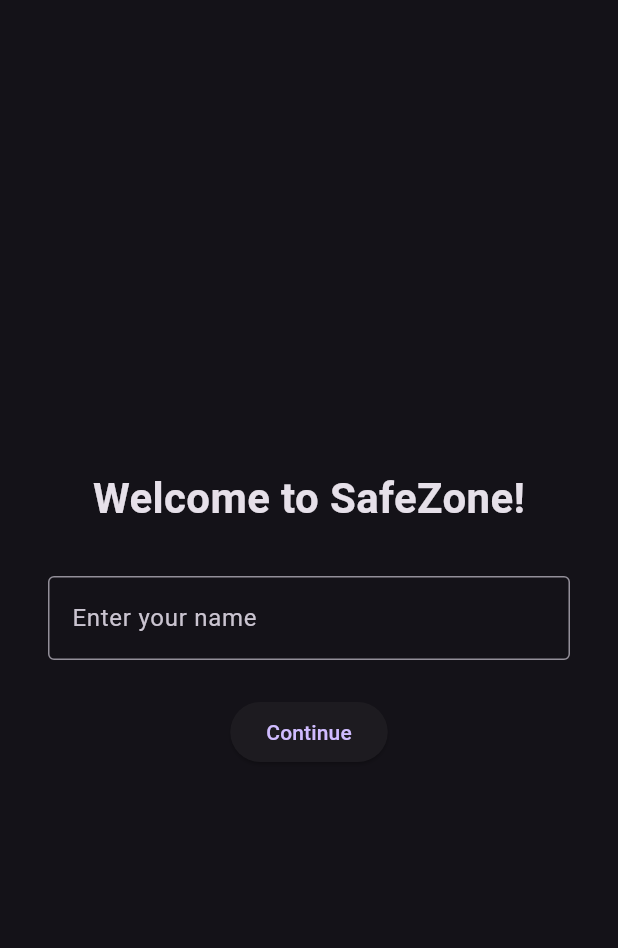
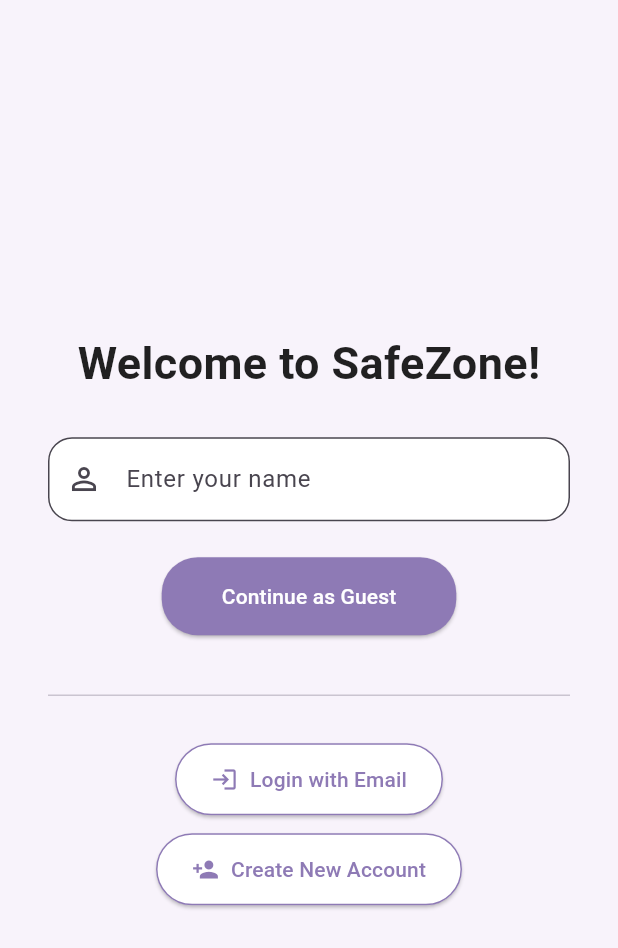
Before and after one commit to edaaydemir/SafeZoneApp, a Flutter app: the screen it shows after launch, on a phone screen of 412 x 824 dp. Shown: the top 948 px of the screen. Run offline on Flutter 3.47's test engine with Material 3 defaults, Android fonts, the phone set to English and light mode, and no system bars; our stand-ins replace firebase_auth, firebase_core, flutter_map, geolocator, latlong2; accounts and stored records are empty.

Commit message:
modernize welcome UI, refine auth flow with displayName support and clean navigation

```diff
--- a/lib/main.dart
+++ b/lib/main.dart
@@ -1,20 +1,32 @@
 import 'package:flutter/material.dart';
-import 'screens/welcome_screen.dart';
+import 'package:firebase_core/firebase_core.dart';
+import 'package:safe_zone/screens/welcome_screen.dart';
 
-void main() {
-  runApp(const SafeZoneApp());
+void main() async {
+  WidgetsFlutterBinding.ensureInitialized();
+  await Firebase.initializeApp(
+    options: const FirebaseOptions(
+      apiKey: "AIzaSyAlbpIQiJsXy2IuNmD9DLOJMuii0U_g058",
+      authDomain: "safezone-project-4161e.firebaseapp.com",
+      projectId: "safezone-project-4161e",
+      storageBucket: "safezone-project-4161e.firebasestorage.app",
+      messagingSenderId: "469104182264",
+      appId: "1:469104182264:web:aa096f8d6013aa5161cc0d",
+      measurementId: "G-7KZ5L10WNM",
+    ),
+  );
+  runApp(const MyApp());
 }
 
-class SafeZoneApp extends StatelessWidget {
-  const SafeZoneApp({super.key});
+class MyApp extends StatelessWidget {
+  const MyApp({super.key});
 
   @override
   Widget build(BuildContext context) {
-    return MaterialApp(
+    return const MaterialApp(
       title: 'SafeZone',
       debugShowCheckedModeBanner: false,
-      theme: ThemeData.dark(),
-      home: const WelcomeScreen(),
+      home: WelcomeScreen(),
     );
   }
 }
--- a/lib/screens/welcome_screen.dart
+++ b/lib/screens/welcome_screen.dart
@@ -1,5 +1,7 @@
 import 'package:flutter/material.dart';
 import 'home_screen.dart';
+import 'login_screen.dart';
+import 'signup_screen.dart';
 
 class WelcomeScreen extends StatefulWidget {
   const WelcomeScreen({super.key});
@@ -29,30 +31,112 @@ class _WelcomeScreenState extends State<WelcomeScreen> {
 
   @override
   Widget build(BuildContext context) {
+    final primaryColor = const Color(0xFF8E7AB5); // soft mor
+    final backgroundColor = const Color(0xFFF8F3FB); // lavanta beyazı
+
     return Scaffold(
-      body: Padding(
+      backgroundColor: backgroundColor,
+      body: Center(
+        child: SingleChildScrollView(
+          child: Padding(
             padding: const EdgeInsets.all(32.0),
             child: Column(
               mainAxisAlignment: MainAxisAlignment.center,
               children: [
                 const Text(
                   'Welcome to SafeZone!',
-              style: TextStyle(fontSize: 28, fontWeight: FontWeight.bold),
+                  style: TextStyle(
+                    fontSize: 30,
+                    fontWeight: FontWeight.w600,
+                    color: Colors.black87,
                   ),
-            const SizedBox(height: 32),
+                ),
+                const SizedBox(height: 28),
                 TextField(
                   controller: _nameController,
-              decoration: const InputDecoration(
-                border: OutlineInputBorder(),
+                  decoration: InputDecoration(
                     labelText: 'Enter your name',
+                    filled: true,
+                    fillColor: Colors.white,
+                    prefixIcon: const Icon(Icons.person_outline),
+                    border: OutlineInputBorder(
+                      borderRadius: BorderRadius.circular(16),
+                    ),
+                    focusedBorder: OutlineInputBorder(
+                      borderRadius: BorderRadius.circular(16),
+                      borderSide: BorderSide(color: primaryColor),
+                    ),
                   ),
                 ),
                 const SizedBox(height: 24),
                 ElevatedButton(
                   onPressed: _goToHome,
-              child: const Text('Continue'),
+                  style: ElevatedButton.styleFrom(
+                    backgroundColor: primaryColor,
+                    foregroundColor: Colors.white,
+                    padding: const EdgeInsets.symmetric(
+                      horizontal: 40,
+                      vertical: 16,
+                    ),
+                    shape: RoundedRectangleBorder(
+                      borderRadius: BorderRadius.circular(24),
+                    ),
+                  ),
+                  child: const Text("Continue as Guest"),
+                ),
+                const SizedBox(height: 32),
+                const Divider(thickness: 1),
+                const SizedBox(height: 24),
+                ElevatedButton.icon(
+                  onPressed: () {
+                    Navigator.push(
+                      context,
+                      MaterialPageRoute(builder: (_) => const LoginScreen()),
+                    );
+                  },
+                  style: ElevatedButton.styleFrom(
+                    backgroundColor: Colors.white,
+                    foregroundColor: primaryColor,
+                    padding: const EdgeInsets.symmetric(
+                      horizontal: 24,
+                      vertical: 14,
+                    ),
+                    elevation: 1,
+                    shape: RoundedRectangleBorder(
+                      borderRadius: BorderRadius.circular(24),
+                      side: BorderSide(color: primaryColor),
+                    ),
+                  ),
+                  icon: const Icon(Icons.login),
+                  label: const Text("Login with Email"),
+                ),
+                const SizedBox(height: 12),
+                ElevatedButton.icon(
+                  onPressed: () {
+                    Navigator.push(
+                      context,
+                      MaterialPageRoute(builder: (_) => const SignupScreen()),
+                    );
+                  },
+                  style: ElevatedButton.styleFrom(
+                    backgroundColor: Colors.white,
+                    foregroundColor: primaryColor,
+                    padding: const EdgeInsets.symmetric(
+                      horizontal: 24,
+                      vertical: 14,
+                    ),
+                    elevation: 1,
+                    shape: RoundedRectangleBorder(
+                      borderRadius: BorderRadius.circular(24),
+                      side: BorderSide(color: primaryColor),
+                    ),
+                  ),
+                  icon: const Icon(Icons.person_add),
+                  label: const Text("Create New Account"),
                 ),
               ],
+            ),
+          ),
         ),
       ),
     );
--- a/pubspec.yaml
+++ b/pubspec.yaml
@@ -35,6 +35,10 @@ dependencies:
   latlong2: ^0.9.0
   intl: any
   geolocator: ^9.0.2
+  firebase_core: ^2.27.0
+  firebase_auth: ^4.17.4
+  firebase_auth_web: ^5.8.4
+  cloud_firestore: ^4.15.4
 
 
 dev_dependencies:
```
Also changed, not shown: lib/screens/home_screen.dart (+64 -1 lines), lib/screens/login_screen.dart (added, +150 -0 lines), lib/screens/signup_screen.dart (added, +140 -0 lines), pubspec.lock, 4 other files. Lines whose indentation alone changed are shown as unchanged.
